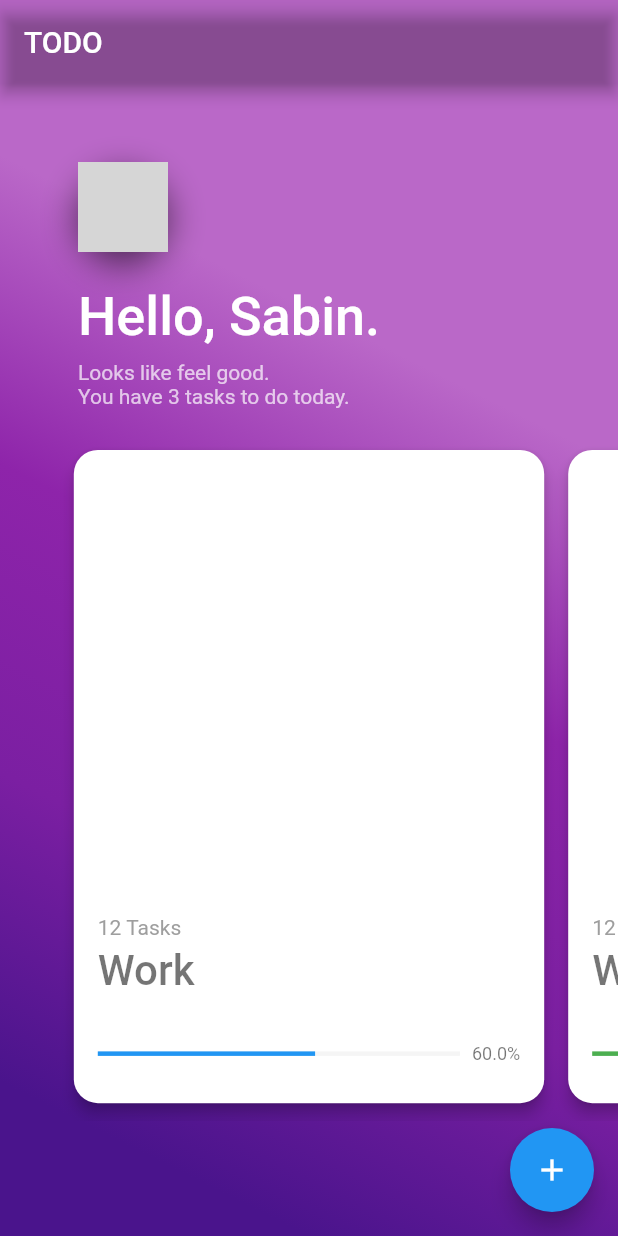
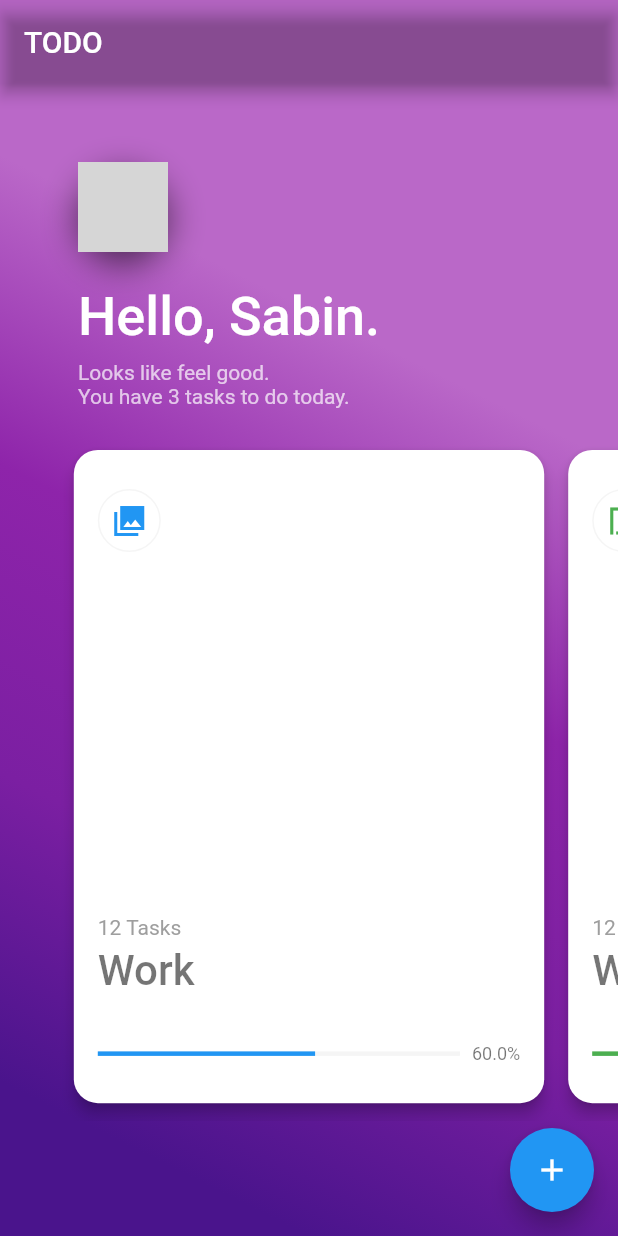
Before and after one commit to sabinbajracharya/fluttery-todo, a Flutter app: the screen it shows after launch, on a phone screen of 412 x 824 dp. Run offline on Flutter 3.47's test engine with Material 2 defaults, Android fonts, the phone set to English and light mode, and no system bars; network calls fail; Roboto replaces fonts that are missing (Hind, Montserrat); grey boxes are pictures that could not be loaded.

Commit message:
Add icon with cirular border in todo card

```diff
--- a/lib/main.dart
+++ b/lib/main.dart
@@ -36,14 +36,17 @@ class MyHomePage extends StatefulWidget {
 
   var todos = [
     {
+      "code_point": 0xe878,
       "progress": 60.0,
       "color": Colors.blue,
     },
     {
+      "code_point": 0xe7fd,
       "progress": 40.0,
       "color": Colors.green,
     },
     {
+      "code_point": 0xe854,
       "progress": 90.0,
       "color": Colors.orange,
     },
@@ -137,14 +140,33 @@ class _MyHomePageState extends State<MyHomePage> {
                         borderRadius: BorderRadius.circular(16.0),
                       ),
                       elevation: 4.0,
-                      margin: EdgeInsets.symmetric(vertical: 12.0, horizontal: 8.0),
+                      margin:
+                          EdgeInsets.symmetric(vertical: 12.0, horizontal: 8.0),
                       color: Colors.white,
                       child: Padding(
-                        padding: EdgeInsets.symmetric(vertical: 26.0, horizontal: 16.0),
+                        padding: EdgeInsets.symmetric(
+                            vertical: 26.0, horizontal: 16.0),
                         child: Column(
                           crossAxisAlignment: CrossAxisAlignment.start,
                           mainAxisAlignment: MainAxisAlignment.end,
                           children: [
+                            Container(
+                              padding: EdgeInsets.all(8.0),
+                              decoration: BoxDecoration(
+                                shape: BoxShape.circle,
+                                border: Border.all(
+                                  color: Colors.grey.shade100,
+                                )
+                              ),
+                              child: Icon(
+                                IconData(
+                                  widget.todos[index]["code_point"],
+                                  fontFamily: 'MaterialIcons',
+                                ),
+                                color: widget.todos[index]["color"],
+                              ),
+                            ),
+                            Spacer(),
                             Container(
                               margin: EdgeInsets.only(bottom: 4.0),
                               child: Text(
@@ -163,7 +185,10 @@ class _MyHomePageState extends State<MyHomePage> {
                                       .title
                                       .copyWith(color: Colors.black54)),
                             ),
-                            TaskProgressIndicator(color: widget.todos[index]["color"], progress:  widget.todos[index]["progress"],)
+                            TaskProgressIndicator(
+                              color: widget.todos[index]["color"],
+                              progress: widget.todos[index]["progress"],
+                            )
                           ],
                         ),
                       ),
```
